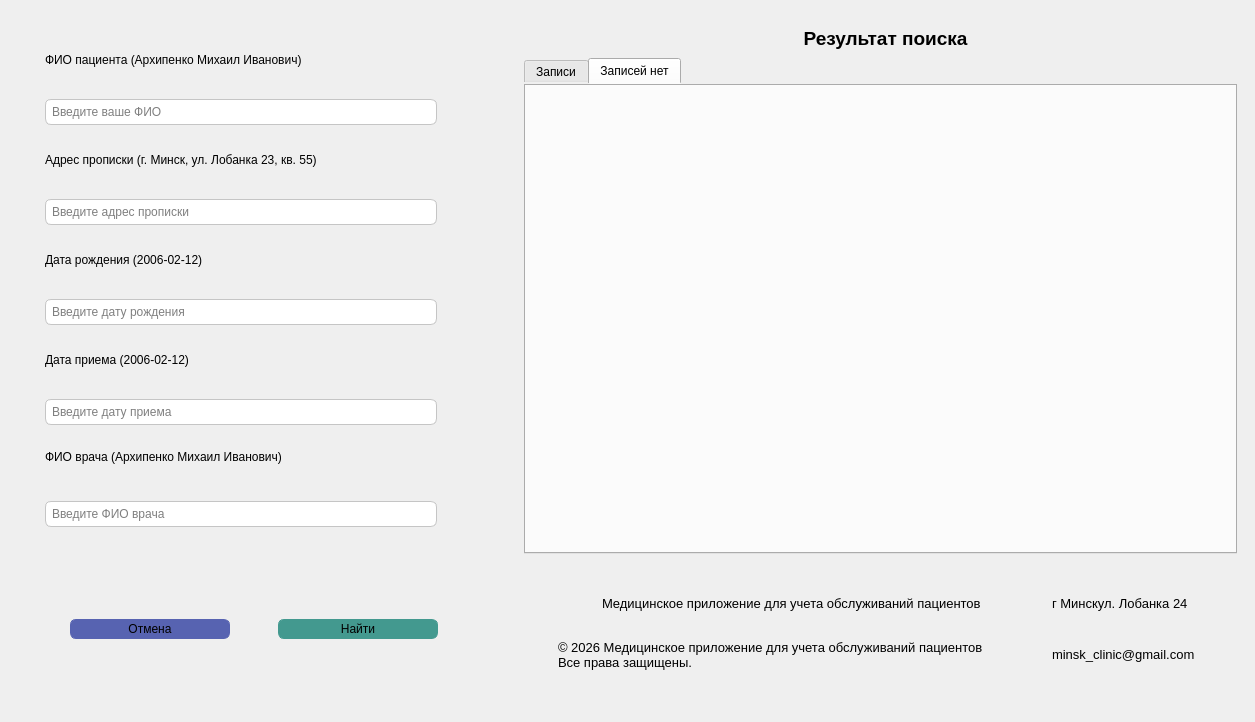
The window that lab_2/ui/search_window.ui (Artemdjdj/PPOIS_4) describes before a commit, drawn with Qt 5.
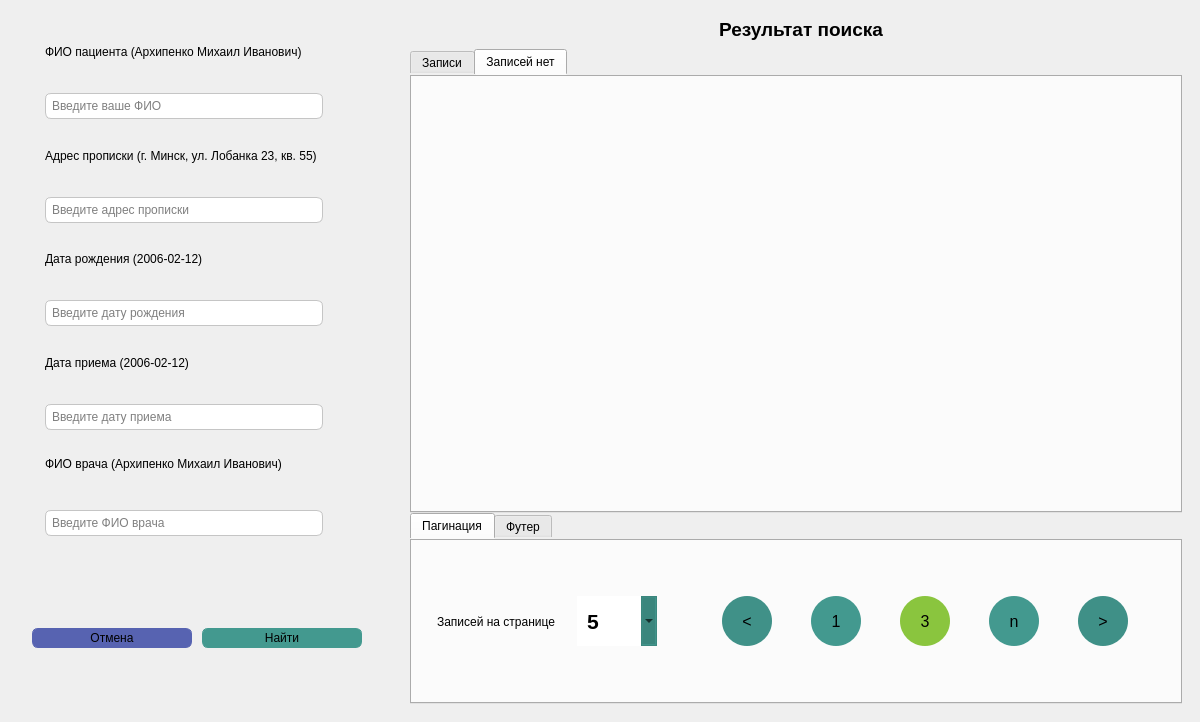
The same window after the commit. The open tabs and pages were chosen to show the change. Icons and pictures are not drawn.

Commit message: [feat] work pagination in main and search windows, but duplicate code (in next time use class mixin)

Diff of the .ui file:
```diff
--- a/lab_2/ui/search_window.ui
+++ b/lab_2/ui/search_window.ui
@@ -6,20 +6,20 @@
    <rect>
     <x>0</x>
     <y>0</y>
-    <width>1255</width>
+    <width>1200</width>
     <height>722</height>
    </rect>
   </property>
   <property name="minimumSize">
    <size>
-    <width>1255</width>
+    <width>1200</width>
     <height>722</height>
    </size>
   </property>
   <property name="maximumSize">
    <size>
-    <width>15675</width>
-    <height>1200</height>
+    <width>1200</width>
+    <height>942</height>
    </size>
   </property>
   <property name="windowTitle">
@@ -56,17 +56,23 @@
       <enum>QFrame::Shadow::Raised</enum>
      </property>
      <layout class="QHBoxLayout" name="horizontalLayout">
+      <property name="topMargin">
+       <number>0</number>
+      </property>
+      <property name="bottomMargin">
+       <number>0</number>
+      </property>
       <item>
        <widget class="QFrame" name="frame_2">
         <property name="minimumSize">
          <size>
-          <width>500</width>
+          <width>386</width>
           <height>0</height>
          </size>
         </property>
         <property name="maximumSize">
          <size>
-          <width>500</width>
+          <width>386</width>
           <height>16777215</height>
          </size>
         </property>
@@ -1115,6 +1121,670 @@
                <enum>QFrame::Shadow::Raised</enum>
               </property>
               <layout class="QHBoxLayout" name="horizontalLayout_3">
+               <property name="leftMargin">
+                <number>0</number>
+               </property>
+               <property name="topMargin">
+                <number>0</number>
+               </property>
+               <property name="rightMargin">
+                <number>0</number>
+               </property>
+               <item>
+                <widget class="QTabWidget" name="tab_widget_footer">
+                 <property name="currentIndex">
+                  <number>1</number>
+                 </property>
+                 <widget class="QWidget" name="tab_pagination">
+                  <attribute name="title">
+                   <string>Пагинация</string>
+                  </attribute>
+                  <layout class="QHBoxLayout" name="horizontalLayout_14">
+                   <property name="spacing">
+                    <number>0</number>
+                   </property>
+                   <property name="leftMargin">
+                    <number>0</number>
+                   </property>
+                   <property name="topMargin">
+                    <number>0</number>
+                   </property>
+                   <property name="rightMargin">
+                    <number>0</number>
+                   </property>
+                   <property name="bottomMargin">
+                    <number>0</number>
+                   </property>
+                   <item>
+                    <widget class="QFrame" name="frame_14">
+                     <property name="frameShape">
+                      <enum>QFrame::Shape::StyledPanel</enum>
+                     </property>
+                     <property name="frameShadow">
+                      <enum>QFrame::Shadow::Raised</enum>
+                     </property>
+                     <layout class="QHBoxLayout" name="horizontalLayout_6">
+                      <property name="spacing">
+                       <number>15</number>
+                      </property>
+                      <property name="leftMargin">
+                       <number>0</number>
+                      </property>
+                      <property name="topMargin">
+                       <number>0</number>
+                      </property>
+                      <property name="rightMargin">
+                       <number>10</number>
+                      </property>
+                      <property name="bottomMargin">
+                       <number>0</number>
+                      </property>
+                      <item>
+                       <spacer name="horizontalSpacer_7">
+                        <property name="orientation">
+                         <enum>Qt::Orientation::Horizontal</enum>
+                        </property>
+                        <property name="sizeType">
+                         <enum>QSizePolicy::Policy::Fixed</enum>
+                        </property>
+                        <property name="sizeHint" stdset="0">
+                         <size>
+                          <width>5</width>
+                          <height>20</height>
+                         </size>
+                        </property>
+                       </spacer>
+                      </item>
+                      <item>
+                       <widget class="QFrame" name="frame_19">
+                        <property name="maximumSize">
+                         <size>
+                          <width>250</width>
+                          <height>16777215</height>
+                         </size>
+                        </property>
+                        <property name="styleSheet">
+                         <string notr="true">border:none;</string>
+                        </property>
+                        <property name="frameShape">
+                         <enum>QFrame::Shape::StyledPanel</enum>
+                        </property>
+                        <property name="frameShadow">
+                         <enum>QFrame::Shadow::Raised</enum>
+                        </property>
+                        <layout class="QHBoxLayout" name="horizontalLayout_12">
+                         <property name="spacing">
+                          <number>0</number>
+                         </property>
+                         <property name="leftMargin">
+                          <number>0</number>
+                         </property>
+                         <property name="topMargin">
+                          <number>0</number>
+                         </property>
+                         <property name="rightMargin">
+                          <number>0</number>
+                         </property>
+                         <property name="bottomMargin">
+                          <number>0</number>
+                         </property>
+                         <item>
+                          <widget class="QLabel" name="label_all_records_2">
+                           <property name="maximumSize">
+                            <size>
+                             <width>150</width>
+                             <height>16777215</height>
+                            </size>
+                           </property>
+                           <property name="font">
+                            <font>
+                             <family>Arial</family>
+                             <pointsize>9</pointsize>
+                             <bold>false</bold>
+                            </font>
+                           </property>
+                           <property name="text">
+                            <string>Записей на странице</string>
+                           </property>
+                           <property name="alignment">
+                            <set>Qt::AlignmentFlag::AlignCenter</set>
+                           </property>
+                          </widget>
+                         </item>
+                         <item>
+                          <widget class="QComboBox" name="comboBox_pagination">
+                           <property name="minimumSize">
+                            <size>
+                             <width>80</width>
+                             <height>50</height>
+                            </size>
+                           </property>
+                           <property name="maximumSize">
+                            <size>
+                             <width>80</width>
+                             <height>50</height>
+                            </size>
+                           </property>
+                           <property name="palette">
+                            <palette>
+                             <active>
+                              <colorrole role="Button">
+                               <brush brushstyle="SolidPattern">
+                                <color alpha="255">
+                                 <red>59</red>
+                                 <green>134</green>
+                                 <blue>125</blue>
+                                </color>
+                               </brush>
+                              </colorrole>
+                              <colorrole role="Light">
+                               <brush brushstyle="SolidPattern">
+                                <color alpha="255">
+                                 <red>61</red>
+                                 <green>139</green>
+                                 <blue>130</blue>
+                                </color>
+                               </brush>
+                              </colorrole>
+                              <colorrole role="Midlight">
+                               <brush brushstyle="SolidPattern">
+                                <color alpha="255">
+                                 <red>63</red>
+                                 <green>145</green>
+                                 <blue>135</blue>
+                                </color>
+                               </brush>
+                              </colorrole>
+                              <colorrole role="Dark">
+                               <brush brushstyle="SolidPattern">
+                                <color alpha="255">
+                                 <red>65</red>
+                                 <green>148</green>
+                                 <blue>139</blue>
+                                </color>
+                               </brush>
+                              </colorrole>
+                              <colorrole role="Mid">
+                               <brush brushstyle="SolidPattern">
+                                <color alpha="255">
+                                 <red>56</red>
+                                 <green>128</green>
+                                 <blue>120</blue>
+                                </color>
+                               </brush>
+                              </colorrole>
+                              <colorrole role="Base">
+                               <brush brushstyle="SolidPattern">
+                                <color alpha="255">
+                                 <red>58</red>
+                                 <green>132</green>
+                                 <blue>124</blue>
+                                </color>
+                               </brush>
+                              </colorrole>
+                              <colorrole role="Window">
+                               <brush brushstyle="SolidPattern">
+                                <color alpha="255">
+                                 <red>58</red>
+                                 <green>132</green>
+                                 <blue>124</blue>
+                                </color>
+                               </brush>
+                              </colorrole>
+                              <colorrole role="Shadow">
+                               <brush brushstyle="SolidPattern">
+                                <color alpha="255">
+                                 <red>60</red>
+                                 <green>136</green>
+                                 <blue>127</blue>
+                                </color>
+                               </brush>
+                              </colorrole>
+                              <colorrole role="AlternateBase">
+                               <brush brushstyle="SolidPattern">
+                                <color alpha="255">
+                                 <red>56</red>
+                                 <green>126</green>
+                                 <blue>118</blue>
+                                </color>
+                               </brush>
+                              </colorrole>
+                              <colorrole role="ToolTipBase">
+                               <brush brushstyle="SolidPattern">
+                                <color alpha="255">
+                                 <red>61</red>
+                                 <green>138</green>
+                                 <blue>129</blue>
+                                </color>
+                               </brush>
+                              </colorrole>
+                             </active>
+                             <inactive>
+                              <colorrole role="Button">
+                               <brush brushstyle="SolidPattern">
+                                <color alpha="255">
+                                 <red>59</red>
+                                 <green>134</green>
+                                 <blue>125</blue>
+                                </color>
+                               </brush>
+                              </colorrole>
+                              <colorrole role="Light">
+                               <brush brushstyle="SolidPattern">
+                                <color alpha="255">
+                                 <red>61</red>
+                                 <green>139</green>
+                                 <blue>130</blue>
+                                </color>
+                               </brush>
+                              </colorrole>
+                              <colorrole role="Midlight">
+                               <brush brushstyle="SolidPattern">
+                                <color alpha="255">
+                                 <red>63</red>
+                                 <green>145</green>
+                                 <blue>135</blue>
+                                </color>
+                               </brush>
+                              </colorrole>
+                              <colorrole role="Dark">
+                               <brush brushstyle="SolidPattern">
+                                <color alpha="255">
+                                 <red>65</red>
+                                 <green>148</green>
+                                 <blue>139</blue>
+                                </color>
+                               </brush>
+                              </colorrole>
+                              <colorrole role="Mid">
+                               <brush brushstyle="SolidPattern">
+                                <color alpha="255">
+                                 <red>56</red>
+                                 <green>128</green>
+                                 <blue>120</blue>
+                                </color>
+                               </brush>
+                              </colorrole>
+                              <colorrole role="Base">
+                               <brush brushstyle="SolidPattern">
+                                <color alpha="255">
+                                 <red>58</red>
+                                 <green>132</green>
+                                 <blue>124</blue>
+                                </color>
+                               </brush>
+                              </colorrole>
+                              <colorrole role="Window">
+                               <brush brushstyle="SolidPattern">
+                                <color alpha="255">
+                                 <red>58</red>
+                                 <green>132</green>
+                                 <blue>124</blue>
+                                </color>
+                               </brush>
+                              </colorrole>
+                              <colorrole role="Shadow">
+                               <brush brushstyle="SolidPattern">
+                                <color alpha="255">
+                                 <red>60</red>
+                                 <green>136</green>
+                                 <blue>127</blue>
+                                </color>
+                               </brush>
+                              </colorrole>
+                              <colorrole role="AlternateBase">
+                               <brush brushstyle="SolidPattern">
+                                <color alpha="255">
+                                 <red>56</red>
+                                 <green>126</green>
+                                 <blue>118</blue>
+                                </color>
+                               </brush>
+                              </colorrole>
+                              <colorrole role="ToolTipBase">
+                               <brush brushstyle="SolidPattern">
+                                <color alpha="255">
+                                 <red>61</red>
+                                 <green>138</green>
+                                 <blue>129</blue>
+                                </color>
+                               </brush>
+                              </colorrole>
+                             </inactive>
+                             <disabled>
+                              <colorrole role="WindowText">
+                               <brush brushstyle="SolidPattern">
+                                <color alpha="255">
+                                 <red>65</red>
+                                 <green>148</green>
+                                 <blue>139</blue>
+                                </color>
+                               </brush>
+                              </colorrole>
+                              <colorrole role="Button">
+                               <brush brushstyle="SolidPattern">
+                                <color alpha="255">
+                                 <red>59</red>
+                                 <green>134</green>
+                                 <blue>125</blue>
+                                </color>
+                               </brush>
+                              </colorrole>
+                              <colorrole role="Light">
+                               <brush brushstyle="SolidPattern">
+                                <color alpha="255">
+                                 <red>61</red>
+                                 <green>139</green>
+                                 <blue>130</blue>
+                                </color>
+                               </brush>
+                              </colorrole>
+                              <colorrole role="Midlight">
+                               <brush brushstyle="SolidPattern">
+                                <color alpha="255">
+                                 <red>63</red>
+                                 <green>145</green>
+                                 <blue>135</blue>
+                                </color>
+                               </brush>
+                              </colorrole>
+                              <colorrole role="Dark">
+                               <brush brushstyle="SolidPattern">
+                                <color alpha="255">
+                                 <red>65</red>
+                                 <green>148</green>
+                                 <blue>139</blue>
+                                </color>
+                               </brush>
+                              </colorrole>
+                              <colorrole role="Mid">
+                               <brush brushstyle="SolidPattern">
+                                <color alpha="255">
+                                 <red>56</red>
+                                 <green>128</green>
+                                 <blue>120</blue>
+                                </color>
+                               </brush>
+                              </colorrole>
+                              <colorrole role="Text">
+                               <brush brushstyle="SolidPattern">
+                                <color alpha="255">
+                                 <red>65</red>
+                                 <green>148</green>
+                                 <blue>139</blue>
+                                </color>
+                               </brush>
+                              </colorrole>
+                              <colorrole role="ButtonText">
+                               <brush brushstyle="SolidPattern">
+                                <color alpha="255">
+                                 <red>65</red>
+                                 <green>148</green>
+                                 <blue>139</blue>
+                                </color>
+                               </brush>
+                              </colorrole>
+                              <colorrole role="Base">
+                               <brush brushstyle="SolidPattern">
+                                <color alpha="255">
+                                 <red>58</red>
+                                 <green>132</green>
+                                 <blue>124</blue>
+                                </color>
+                               </brush>
+                              </colorrole>
+                              <colorrole role="Window">
+                               <brush brushstyle="SolidPattern">
+                                <color alpha="255">
+                                 <red>58</red>
+                                 <green>132</green>
+                                 <blue>124</blue>
+                                </color>
+                               </brush>
+                              </colorrole>
+                              <colorrole role="Shadow">
+                               <brush brushstyle="SolidPattern">
+                                <color alpha="255">
+                                 <red>60</red>
+                                 <green>136</green>
+                                 <blue>127</blue>
+                                </color>
+                               </brush>
+                              </colorrole>
+                              <colorrole role="AlternateBase">
+                               <brush brushstyle="SolidPattern">
+                                <color alpha="255">
+                                 <red>56</red>
+                                 <green>126</green>
+                                 <blue>118</blue>
+                                </color>
+                               </brush>
+                              </colorrole>
+                              <colorrole role="ToolTipBase">
+                               <brush brushstyle="SolidPattern">
+                                <color alpha="255">
+                                 <red>61</red>
+                                 <green>138</green>
+                                 <blue>129</blue>
+                                </color>
+                               </brush>
+                              </colorrole>
+                             </disabled>
+                            </palette>
+                           </property>
+                           <property name="font">
+                            <font>
+                             <family>Arial</family>
+                             <pointsize>16</pointsize>
+                             <bold>true</bold>
+                            </font>
+                           </property>
+                           <property name="styleSheet">
+                            <string notr="true">padding:10px;
+text-align:center;
+</string>
+                           </property>
+                           <item>
+                            <property name="text">
+                             <string>5</string>
+                            </property>
+                           </item>
+                           <item>
+                            <property name="text">
+                             <string>10</string>
+                            </property>
+                           </item>
+                           <item>
+                            <property name="text">
+                             <string>50</string>
+                            </property>
+                           </item>
+                           <item>
+                            <property name="text">
+                             <string>100</string>
+                            </property>
+                           </item>
+                           <item>
+                            <property name="text">
+                             <string>150</string>
+                            </property>
+                           </item>
+                          </widget>
+                         </item>
+                        </layout>
+                       </widget>
+                      </item>
+                      <item>
+                       <widget class="QFrame" name="result_pagination">
+                        <property name="maximumSize">
+                         <size>
+                          <width>800</width>
+                          <height>16777215</height>
+                         </size>
+                        </property>
+                        <property name="styleSheet">
+                         <string notr="true">border:none;</string>
+                        </property>
+                        <property name="frameShape">
+                         <enum>QFrame::Shape::StyledPanel</enum>
+                        </property>
+                        <property name="frameShadow">
+                         <enum>QFrame::Shadow::Raised</enum>
+                        </property>
+                        <layout class="QHBoxLayout" name="horizontalLayout_9">
+                         <item>
+                          <widget class="QPushButton" name="button_prev">
+                           <property name="maximumSize">
+                            <size>
+                             <width>50</width>
+                             <height>50</height>
+                            </size>
+                           </property>
+                           <property name="font">
+                            <font>
+                             <family>Arial</family>
+                             <pointsize>12</pointsize>
+                             <bold>false</bold>
+                            </font>
+                           </property>
+                           <property name="styleSheet">
+                            <string notr="true">padding:15px;
+background-color:rgb(64, 145, 136);
+border-radius:25px;</string>
+                           </property>
+                           <property name="text">
+                            <string>&lt;</string>
+                           </property>
+                          </widget>
+                         </item>
+                         <item>
+                          <widget class="QPushButton" name="button_first">
+                           <property name="maximumSize">
+                            <size>
+                             <width>50</width>
+                             <height>50</height>
+                            </size>
+                           </property>
+                           <property name="font">
+                            <font>
+                             <family>Arial</family>
+                             <pointsize>12</pointsize>
+                             <bold>false</bold>
+                            </font>
+                           </property>
+                           <property name="styleSheet">
+                            <string notr="true">padding:15px;
+background-color:rgb(67, 153, 143);
+border-radius:25px;</string>
+                           </property>
+                           <property name="text">
+                            <string>1</string>
+                           </property>
+                          </widget>
+                         </item>
+                         <item>
+                          <widget class="QPushButton" name="button_current">
+                           <property name="maximumSize">
+                            <size>
+                             <width>50</width>
+                             <height>50</height>
+                            </size>
+                           </property>
+                           <property name="font">
+                            <font>
+                             <family>Arial</family>
+                             <pointsize>12</pointsize>
+                             <bold>false</bold>
+                            </font>
+                           </property>
+                           <property name="styleSheet">
+                            <string notr="true">padding:15px;
+background-color:rgb(138, 197, 62);
+border-radius:25px;</string>
+                           </property>
+                           <property name="text">
+                            <string>3</string>
+                           </property>
+                          </widget>
+                         </item>
+                         <item>
+                          <widget class="QPushButton" name="button_last">
+                           <property name="maximumSize">
+                            <size>
+                             <width>50</width>
+                             <height>50</height>
+                            </size>
+                           </property>
+                           <property name="font">
+                            <font>
+                             <family>Arial</family>
+                             <pointsize>12</pointsize>
+                             <bold>false</bold>
+                            </font>
+                           </property>
+                           <property name="styleSheet">
+                            <string notr="true">padding:15px;
+background-color:rgb(67, 153, 143);
+border-radius:25px;</string>
+                           </property>
+                           <property name="text">
+                            <string>n</string>
+                           </property>
+                          </widget>
+                         </item>
+                         <item>
+                          <widget class="QPushButton" name="button_next">
+                           <property name="maximumSize">
+                            <size>
+                             <width>50</width>
+                             <height>50</height>
+                            </size>
+                           </property>
+                           <property name="font">
+                            <font>
+                             <family>Arial</family>
+                             <pointsize>12</pointsize>
+                             <bold>false</bold>
+                            </font>
+                           </property>
+                           <property name="styleSheet">
+                            <string notr="true">padding:15px;
+background-color:rgb(63, 144, 135);
+border-radius:25px;</string>
+                           </property>
+                           <property name="text">
+                            <string>&gt;</string>
+                           </property>
+                          </widget>
+                         </item>
+                        </layout>
+                       </widget>
+                      </item>
+                     </layout>
+                    </widget>
+                   </item>
+                  </layout>
+                 </widget>
+                 <widget class="QWidget" name="tab_footer">
+                  <attribute name="title">
+                   <string>Футер</string>
+                  </attribute>
+                  <layout class="QHBoxLayout" name="horizontalLayout_15">
+                   <property name="spacing">
+                    <number>0</number>
+                   </property>
+                   <property name="leftMargin">
+                    <number>0</number>
+                   </property>
+                   <property name="topMargin">
+                    <number>0</number>
+                   </property>
+                   <property name="rightMargin">
+                    <number>0</number>
+                   </property>
+                   <property name="bottomMargin">
+                    <number>0</number>
+                   </property>
                <item>
                 <widget class="QFrame" name="frame_28">
                  <property name="styleSheet">
@@ -1384,6 +2054,10 @@
                    </widget>
                   </item>
                  </layout>
+                    </widget>
+                   </item>
+                  </layout>
+                 </widget>
                 </widget>
                </item>
               </layout>
```
Lines whose indentation alone changed are shown as unchanged. The commit also changes 5 other files.
